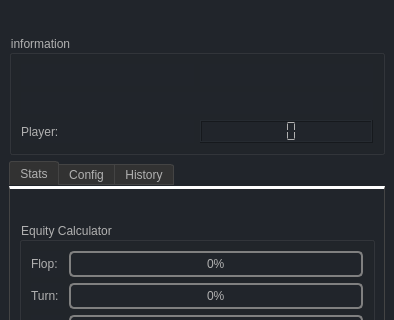
Old version of the form resources/gui_qt-designer-beta.ui in the repository aneopsy/PokerStats; both pictures show x 0 to 394 and y 0 to 320 of the 394 by 669 pixel window.
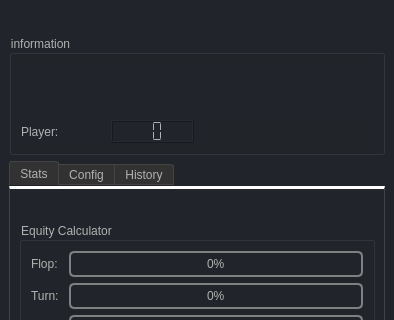
New version of the form. Icons and pictures are not drawn.

The edit to the form file:
```diff
--- a/resources/gui_qt-designer-beta.ui
+++ b/resources/gui_qt-designer-beta.ui
@@ -554,16 +554,6 @@
          <string>information</string>
         </property>
         <layout class="QGridLayout" name="gridLayout_4">
-         <item row="2" column="1">
-          <widget class="QLCDNumber" name="lcdNumberPlayer">
-           <property name="digitCount">
-            <number>2</number>
-           </property>
-           <property name="segmentStyle">
-            <enum>QLCDNumber::Flat</enum>
-           </property>
-          </widget>
-         </item>
          <item row="0" column="0">
           <widget class="QLabel" name="labelHandCard">
            <property name="text">
@@ -574,13 +564,6 @@
            </property>
           </widget>
          </item>
-         <item row="2" column="0">
-          <widget class="QLabel" name="labelPlayerNumber">
-           <property name="text">
-            <string>Player:</string>
-           </property>
-          </widget>
-         </item>
          <item row="0" column="1">
           <widget class="QLabel" name="labelBoardCard">
            <property name="text">
@@ -601,6 +584,27 @@
            </property>
           </widget>
          </item>
+         <item row="3" column="0">
+          <layout class="QHBoxLayout" name="horizontalLayout_7">
+           <item>
+            <widget class="QLabel" name="labelPlayerNumber">
+             <property name="text">
+              <string>Player:</string>
+             </property>
+            </widget>
+           </item>
+           <item>
+            <widget class="QLCDNumber" name="lcdNumberPlayer">
+             <property name="digitCount">
+              <number>2</number>
+             </property>
+             <property name="segmentStyle">
+              <enum>QLCDNumber::Flat</enum>
+             </property>
+            </widget>
+           </item>
+          </layout>
+         </item>
         </layout>
        </widget>
       </item>
```
